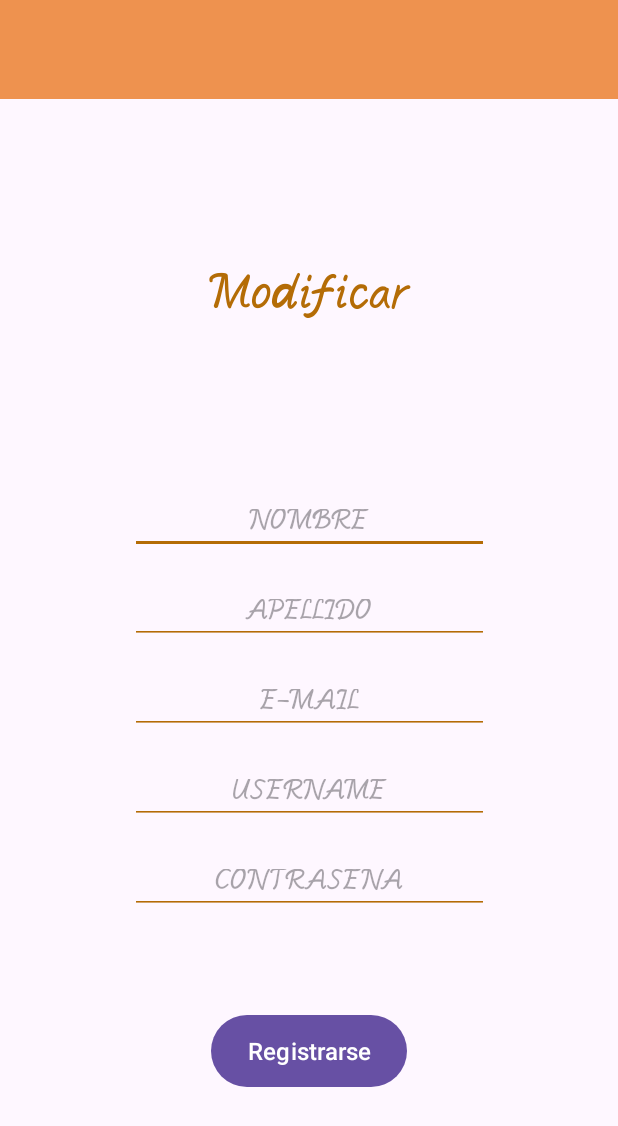
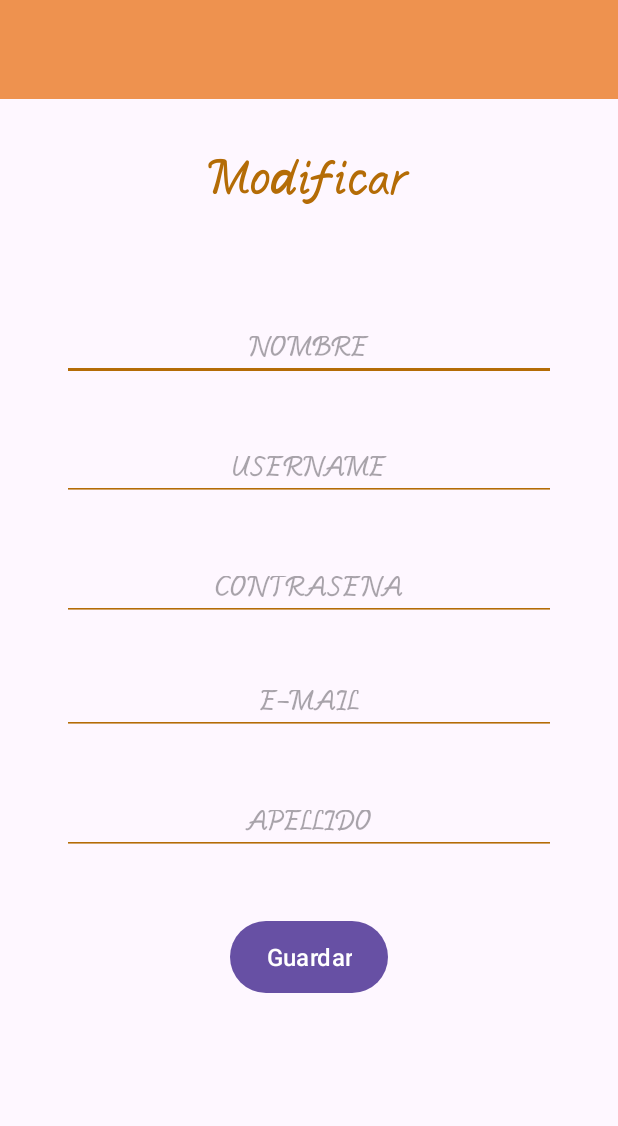
Before and after one commit to Chettyninho/HouseWork, an Android app: the Update screen opened directly, with no data from a screen before it, on a phone screen of 412 x 824 dp. Shown: the top 1126 px of the screen. Run offline under Robolectric (Android 15) with nearby library versions, the phone set to English and light mode, and no system bars; 3 statements that could not run were skipped.

Commit message:
login Funcional. Create funcional, Read Funcional, Delete funcional Update casi a medias

```diff
--- a/app/src/main/java/com/example/myapplicationandstudio/Registro.java
+++ b/app/src/main/java/com/example/myapplicationandstudio/Registro.java
@@ -69,6 +69,8 @@ public class Registro extends AppCompatActivity {
             } else {
                 Toast.makeText(this, "FALLO AL INSERTAR", Toast.LENGTH_LONG).show();
             }
+        }else{
+            Toast.makeText(this,"db es nulo",Toast.LENGTH_LONG);
         }
 
         FirebaseFirestore firestoreDb = FirebaseFirestore.getInstance();
--- a/app/src/main/java/com/example/myapplicationandstudio/Update.java
+++ b/app/src/main/java/com/example/myapplicationandstudio/Update.java
@@ -2,79 +2,64 @@ package com.example.myapplicationandstudio;
 
 import androidx.appcompat.app.AppCompatActivity;
 
+import android.content.Intent;
+import android.database.Cursor;
+import android.database.sqlite.SQLiteDatabase;
 import android.os.Bundle;
-import android.view.View;
 import android.widget.Button;
 import android.widget.EditText;
 
+
 public class Update extends AppCompatActivity {
-    EditText editTextName;
-    EditText editTextSurName;
-    EditText editTextEmail;
-    EditText editTextUserName;
-    EditText editTextPassword;
-    Button buttonSave;
-    Button buttonCancel;
+    // Recupera el Intent que inició esta actividad
+    Intent intent;
 
     @Override
     protected void onCreate(Bundle savedInstanceState) {
         super.onCreate(savedInstanceState);
-        setContentView(R.layout.activity_update);
+        setContentView(R.layout.activity_update); // Reemplaza 'activity_update' con el nombre de tu archivo XML
 
-        // Inicializa los elementos de la interfaz
-        //hay que recuperar los datos de la base datos con una consulta
-        //que use el emal que estamos pasando desde el show
-        //ej: select * from users where email = (email que viene desde show)
+        // Recupera el valor del correo electrónico del Intent
+        intent = getIntent();
+        String email = intent.getStringExtra("email");
 
-        // Recibe el valor del correo electrónico pasado desde la actividad anterior
-        String email = getIntent().getStringExtra("email");
-        // Muestra el correo electrónico en el campo de Email
-        editTextEmail.setHint("Email: " + email);
+        // Accede a las vistas (EditText y Button) por sus IDs
+        EditText inputName = findViewById(R.id.inputName);
+        EditText inputUserName = findViewById(R.id.inputUserName);
+        EditText inputPassword = findViewById(R.id.inputPassword);
+        EditText inputEmail = findViewById(R.id.inputEmail);
+        EditText inputSurname = findViewById(R.id.inputSurname);
 
-        EditText editTextNameAntiguo;
-        EditText editTextSurNameAntiguo;
-        EditText editTextEmailAntiguo;
-        EditText editTextUserNameAntiguo;
-        EditText editTextPasswordAntiguo;
+        SQLiteDatabase db = new dataBase(this).getWritableDatabase();
+        Cursor cursor = db.rawQuery("SELECT * FROM USERS WHERE email = ?", new String[]{email});
 
-        //buttonSave = findViewById(R.id.buttonSave);
-        //buttonCancel = findViewById(R.id.buttonCancel);
+        if (cursor.moveToFirst()) {
+            String name = cursor.getString(1);
+            String surname = cursor.getString(2);
+            String userName = cursor.getString(4);
+            String password = cursor.getString(5);
+
+            inputName.setText(name);
+            inputSurname.setText(surname);
+            inputEmail.setText(email);
+            inputUserName.setText(userName);
+            inputPassword.setText(password);
+        }
+
+        cursor.close();
+    }
+    //@Override
+    //protected void onDestroy() {
+       // super.onDestroy();
+        //if (db != null) {
+           // db.close();
+        //}
 
 
+        // Accede al botón por su ID
+        //Button buttonSave = findViewById(R.id.buttonSave);
 
+        // Define el comportamiento cuando se hace clic en el botón Guardar
+        //que viene a ser enviar a la bbdd
 
-
-
-
-
-
-
-        // Configura un OnClickListener para el botón "Guardar Cambios"
-        //buttonSave.setOnClickListener(new View.OnClickListener() {
-          //  @Override
-           // public void onClick(View v) {
-                // Obten los valores editados desde los EditText
-             //   String newName = editTextName.getText().toString();
-               // String newEmail = editTextEmail.getText().toString();
-
-                // Aquí debes implementar la lógica para actualizar los datos en la base de datos
-                // Utiliza newName y newEmail para realizar la actualización
-                // Por ejemplo, puedes usar una función para actualizar los datos en tu base de datos
-
-                // Después de la actualización, puedes cerrar la actividad actual
-                //finish();
-            //}
-        //});
-
-        // Configura un OnClickListener para el botón "Cancelar"
-        //buttonCancel.setOnClickListener(new View.OnClickListener() {
-          //  @Override
-            //public void onClick(View v) {
-                // Si el usuario hace clic en "Cancelar," simplemente cierra la actividad actual
-              //  finish();
-            //}
-        //});
     }
-
-
-}
--- a/app/src/main/java/com/example/myapplicationandstudio/show.java
+++ b/app/src/main/java/com/example/myapplicationandstudio/show.java
@@ -87,7 +87,7 @@ public class show extends AppCompatActivity {
                         Intent intent = new Intent(show.this, Update.class);
 
                         // Pasa el valor del correo electrónico como un extra al Intent
-                        //intent.putExtra("email", email);
+                        intent.putExtra("email", email);
 
                         // Inicia la actividad de actualización
                         startActivity(intent);
--- a/app/src/main/res/layout/activity_main.xml
+++ b/app/src/main/res/layout/activity_main.xml
@@ -173,18 +173,7 @@
         android:orientation="vertical"
         app:layout_constraintGuide_percent="0.75" />
 
-    <Button
-        android:id="@+id/goToModificar"
-        android:layout_width="wrap_content"
-        android:layout_height="wrap_content"
-        android:onClick="changeToUpdate"
-        android:text="goToUpdate"
-        app:layout_constraintBottom_toTopOf="@+id/guideline5"
-        app:layout_constraintEnd_toStartOf="@+id/guideline10"
-        app:layout_constraintHorizontal_bias="0.539"
-        app:layout_constraintStart_toStartOf="@+id/guideline9"
-        app:layout_constraintTop_toTopOf="@+id/guideline4"
-        app:layout_constraintVertical_bias="0.69" />
+
 
     <TextView
         android:id="@+id/registerbutton"
--- a/app/src/main/res/layout/activity_update.xml
+++ b/app/src/main/res/layout/activity_update.xml
@@ -22,94 +22,93 @@
         android:id="@+id/textView"
         android:layout_width="164dp"
         android:layout_height="40dp"
+        android:layout_marginTop="36dp"
         android:fontFamily="@font/mondayrain"
         android:text="Modificar"
         android:textAlignment="center"
         android:textColor="@color/TigerEye"
         android:textSize="30dp"
-        app:layout_constraintBottom_toTopOf="@+id/guideline32"
+
         app:layout_constraintEnd_toStartOf="@+id/guideline29"
+        app:layout_constraintHorizontal_bias="0.496"
         app:layout_constraintStart_toStartOf="@+id/guideline28"
-        app:layout_constraintTop_toTopOf="@+id/guideline30" />
+        app:layout_constraintTop_toTopOf="@+id/guideline30"
+        app:layout_constraintVertical_bias="0.0" />
 
     <EditText
         android:id="@+id/inputName"
-        android:layout_width="239dp"
+        android:layout_width="0dp"
         android:layout_height="40dp"
+        android:layout_marginTop="72dp"
+        android:backgroundTint="@color/TigerEye"
+        android:fontFamily="@font/mondayrain"
+        android:gravity="center"
+        android:hint="NOMBRE"
         android:textSize="18dp"
-        android:hint="NOMBRE"
-        android:gravity="center"
-        android:fontFamily="@font/mondayrain"
-        android:layout_alignParentLeft="true"
-        android:layout_alignParentTop="true"
-        android:backgroundTint="@color/TigerEye"
         app:layout_constraintEnd_toStartOf="@+id/guideline29"
+        app:layout_constraintHorizontal_bias="0.0"
         app:layout_constraintStart_toStartOf="@+id/guideline28"
-        app:layout_constraintTop_toTopOf="@+id/guideline32" />
+        app:layout_constraintTop_toBottomOf="@+id/textView" />
 
     <EditText
         android:id="@+id/inputUserName"
-        android:layout_width="239dp"
+        android:layout_width="0dp"
         android:layout_height="40dp"
-        android:layout_marginTop="20dp"
-        android:textSize="18dp"
-        android:hint="USERNAME"
+        android:layout_marginTop="40dp"
+        android:backgroundTint="@color/TigerEye"
         android:fontFamily="@font/mondayrain"
         android:gravity="center"
-        android:layout_alignParentLeft="true"
-        android:layout_alignParentTop="true"
-        android:backgroundTint="@color/TigerEye"
+        android:hint="USERNAME"
+        android:textSize="18dp"
         app:layout_constraintEnd_toStartOf="@+id/guideline29"
+        app:layout_constraintHorizontal_bias="0.0"
         app:layout_constraintStart_toStartOf="@+id/guideline28"
-        app:layout_constraintTop_toBottomOf="@+id/inputEmail" />
+        app:layout_constraintTop_toBottomOf="@+id/inputName" />
 
     <EditText
         android:id="@+id/inputPassword"
-        android:layout_width="239dp"
+        android:layout_width="0dp"
         android:layout_height="40dp"
-        android:layout_marginTop="20dp"
-        android:textSize="18dp"
-        android:hint="CONTRASEÑA"
+        android:layout_marginTop="40dp"
+        android:backgroundTint="@color/TigerEye"
         android:fontFamily="@font/mondayrain"
         android:gravity="center"
-        android:layout_alignParentLeft="true"
-        android:layout_alignParentTop="true"
-        android:backgroundTint="@color/TigerEye"
+        android:hint="CONTRASEÑA"
+        android:textSize="18dp"
         app:layout_constraintEnd_toStartOf="@+id/guideline29"
+        app:layout_constraintHorizontal_bias="0.0"
         app:layout_constraintStart_toStartOf="@+id/guideline28"
         app:layout_constraintTop_toBottomOf="@+id/inputUserName" />
 
     <EditText
         android:id="@+id/inputEmail"
-        android:layout_width="239dp"
+        android:layout_width="0dp"
         android:layout_height="40dp"
-        android:layout_marginTop="20dp"
-        android:textSize="18dp"
-        android:hint="E-MAIL"
+        android:layout_marginTop="36dp"
+        android:backgroundTint="@color/TigerEye"
         android:fontFamily="@font/mondayrain"
         android:gravity="center"
-        android:layout_alignParentLeft="true"
-        android:layout_alignParentTop="true"
-        android:backgroundTint="@color/TigerEye"
+        android:hint="E-MAIL"
+        android:textSize="18dp"
         app:layout_constraintEnd_toStartOf="@+id/guideline29"
+        app:layout_constraintHorizontal_bias="1.0"
         app:layout_constraintStart_toStartOf="@+id/guideline28"
-        app:layout_constraintTop_toBottomOf="@+id/inputSurname" />
+        app:layout_constraintTop_toBottomOf="@+id/inputPassword" />
 
     <EditText
         android:id="@+id/inputSurname"
-        android:layout_width="239dp"
+        android:layout_width="0dp"
         android:layout_height="40dp"
-        android:layout_alignParentLeft="true"
-        android:layout_alignParentTop="true"
-        android:layout_marginTop="20dp"
+        android:layout_marginTop="40dp"
         android:backgroundTint="@color/TigerEye"
         android:fontFamily="@font/mondayrain"
         android:gravity="center"
         android:hint="APELLIDO"
         android:textSize="18dp"
         app:layout_constraintEnd_toStartOf="@+id/guideline29"
+        app:layout_constraintHorizontal_bias="0.0"
         app:layout_constraintStart_toStartOf="@+id/guideline28"
-        app:layout_constraintTop_toBottomOf="@+id/inputName" />
+        app:layout_constraintTop_toBottomOf="@+id/inputEmail" />
 
     <androidx.constraintlayout.widget.Guideline
         android:id="@+id/guideline28"
@@ -132,47 +131,18 @@
         android:orientation="horizontal"
         app:layout_constraintGuide_percent="0.08" />
 
-    <androidx.constraintlayout.widget.Guideline
-        android:id="@+id/guideline31"
+    <Button
+        android:id="@+id/buttonSave"
         android:layout_width="wrap_content"
         android:layout_height="wrap_content"
-        android:orientation="horizontal"
-        app:layout_constraintGuide_percent="0.62" />
-
-    <androidx.constraintlayout.widget.Guideline
-        android:id="@+id/guideline32"
-        android:layout_width="wrap_content"
-        android:layout_height="wrap_content"
-        android:orientation="horizontal"
-        app:layout_constraintGuide_percent="0.4" />
-
-    <androidx.constraintlayout.widget.Guideline
-        android:id="@+id/guideline33"
-        android:layout_width="wrap_content"
-        android:layout_height="wrap_content"
-        android:orientation="horizontal"
-        app:layout_constraintGuide_percent="0.90" />
-
-    <androidx.constraintlayout.widget.Guideline
-        android:id="@+id/guideline34"
-        android:layout_width="wrap_content"
-        android:layout_height="wrap_content"
-        android:orientation="horizontal"
-        app:layout_constraintGuide_percent="0.8" />
-
-    <Button
-        android:id="@+id/buttonRegistro"
-        android:layout_width="wrap_content"
-        android:layout_height="wrap_content"
-        android:text="Registrarse"
+        android:layout_marginTop="44dp"
+        android:background="@drawable/redondeobotones"
+        android:gravity="center"
+        android:text="Guardar"
         android:textColor="#FFFFFF"
         android:textSize="16sp"
-        android:gravity="center"
-        android:background="@drawable/redondeobotones"
-        android:onClick="insertValue"
-        app:layout_constraintBottom_toTopOf="@+id/guideline33"
         app:layout_constraintEnd_toStartOf="@+id/guideline29"
         app:layout_constraintStart_toStartOf="@+id/guideline28"
-        app:layout_constraintTop_toTopOf="@+id/guideline34" />
+        app:layout_constraintTop_toBottomOf="@+id/inputSurname" />
 
 </androidx.constraintlayout.widget.ConstraintLayout>
```
